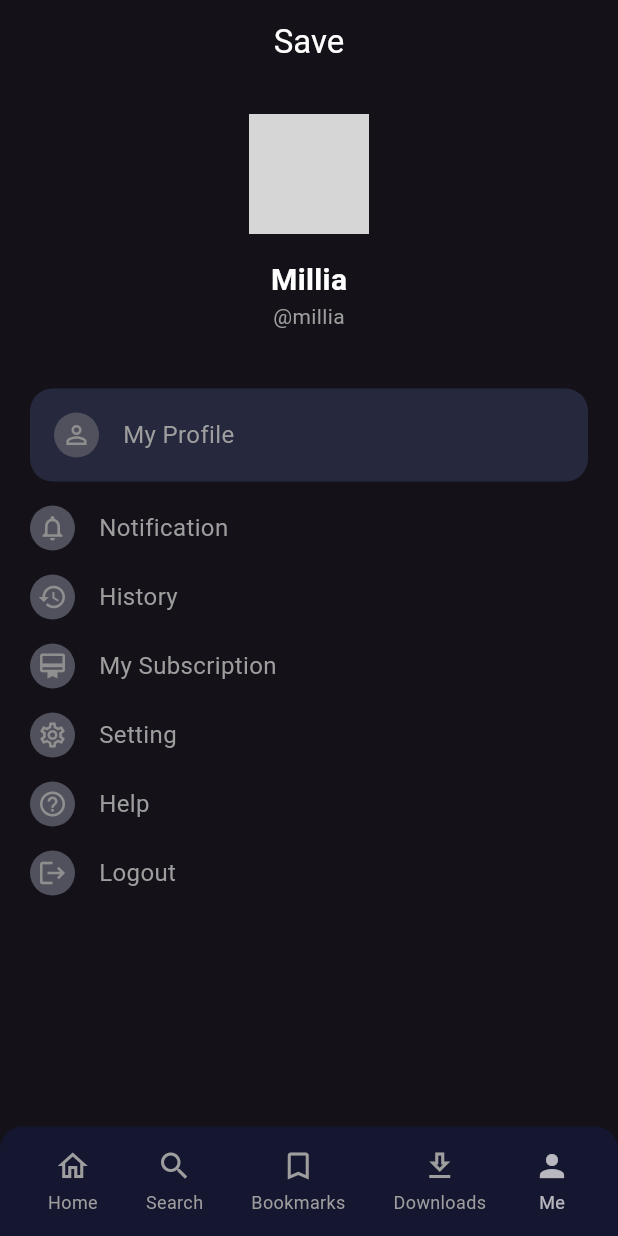
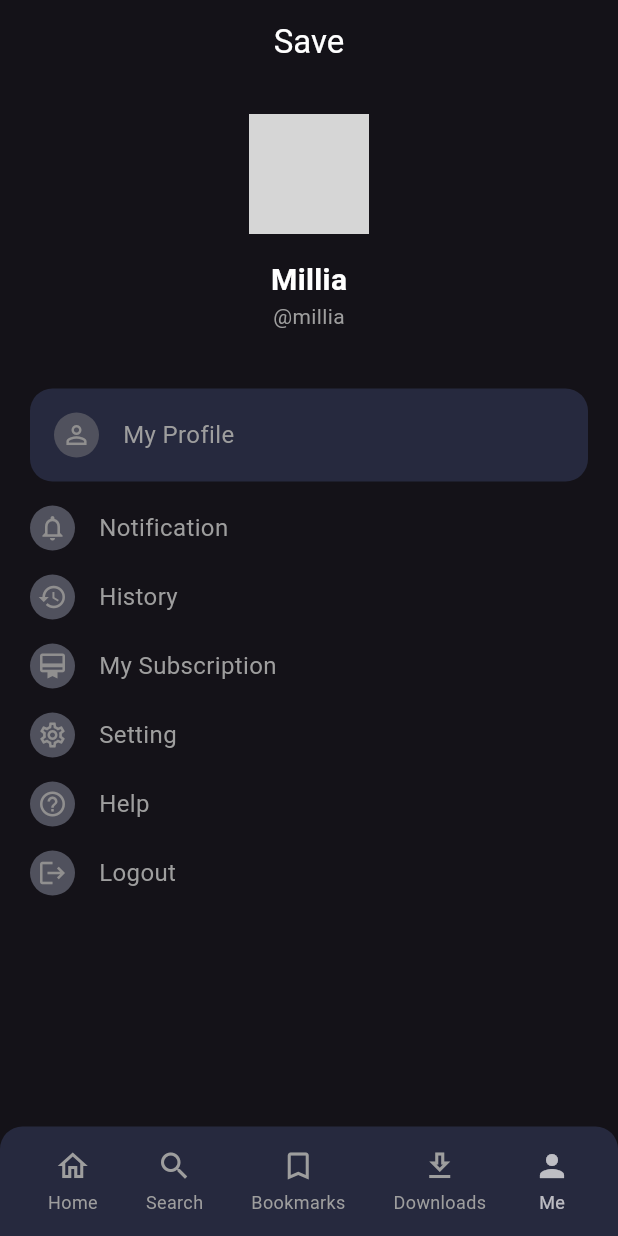
Before and after one commit to WITI-MOBILE-APPLICATION/GROUP_ONE_MOBILE_APP, a Flutter app: the ProfileScreen screen opened directly, on a phone screen of 412 x 824 dp. Run offline on Flutter 3.47's test engine with Material 3 defaults, Android fonts, the phone set to English and light mode, and no system bars; our stand-ins replace flutter_dotenv; network calls fail; grey boxes are pictures that could not be loaded.

Commit message:
pulling from main

```diff
--- a/lib/screens/profile_screen.dart
+++ b/lib/screens/profile_screen.dart
@@ -1,4 +1,5 @@
 import 'package:flutter/material.dart';
+
 
 class ProfileScreen extends StatefulWidget {
   const ProfileScreen({super.key});
@@ -92,7 +93,7 @@ class _ProfileScreenState extends State<ProfileScreen> {
           Container(
             padding: const EdgeInsets.symmetric(vertical: 14),
             decoration: const BoxDecoration(
-              color: Color(0xFF151630),
+              color: Color.fromARGB(255, 38, 41, 62),
               borderRadius: BorderRadius.only(
                 topLeft: Radius.circular(15),
                 topRight: Radius.circular(15),
@@ -130,9 +131,9 @@ class _ProfileScreenState extends State<ProfileScreen> {
           Container(
             width: 30,
             height: 30,
-            decoration: BoxDecoration(
+            decoration: const BoxDecoration(
              shape: BoxShape.circle,
-color: const Color.fromARGB(255, 80, 81, 93),
+color: Color.fromARGB(255, 80, 81, 93),
             ),
             child: Icon(icon, color: const Color.fromARGB(255, 144, 143, 143), size: 20),
           ),
```
Also changed, not shown: lib/screens/login_screen.dart (+5 -5 lines), pubspec.yaml (+6 -3 lines), 1 other file.
